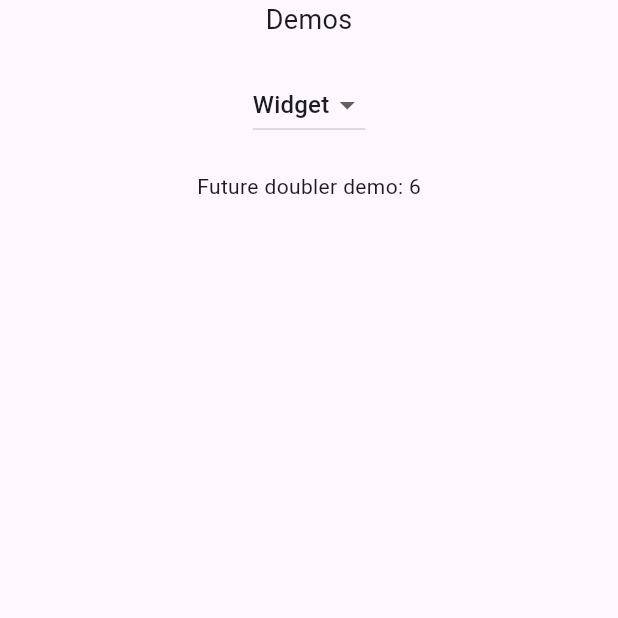
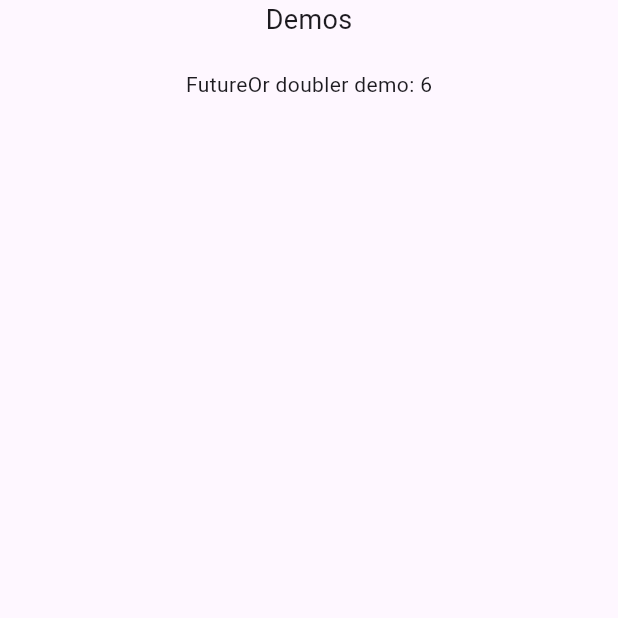
Before and after one commit to maybecake/flow, a Flutter app: the screen it shows after launch, on a phone screen of 412 x 824 dp, the top half of it. Run offline on Flutter 3.47's test engine with Material 3 defaults, Android fonts, the phone set to English and light mode, and no system bars; our stand-ins replace flutter_riverpod, riverpod_annotation; generated files the repository leaves out were written again.

Commit message:
Add some FutureOr provider examples.

```diff
--- /dev/null
+++ b/flow_1/lib/async/future_or.dart
@@ -0,0 +1,76 @@
+import 'package:flow_1/async/streams.dart';
+import 'package:flow_1/async/sync_watch.dart';
+import 'package:flow_1/helpers/debug.dart';
+import 'package:flow_1/helpers/strings.dart';
+import 'package:flutter/material.dart';
+import 'package:flutter_riverpod/flutter_riverpod.dart';
+import 'package:riverpod_annotation/riverpod_annotation.dart';
+
+part 'future_or.g.dart';
+
+/// Number of times the [futureOrDoublerProvider] is built.
+int futureOrDoublerBuilds = 0;
+
+/// A [FutureOr] provider that explicitly determines the synchronous nature of
+/// the dependency.
+@riverpod
+FutureOr<int> futureOrDoubler(FutureOrDoublerRef ref) {
+  const color = ConsoleColors.magenta;
+  addDebug('futureOrDoubler', ++futureOrDoublerBuilds, color, ref.onDispose);
+
+  // Use `read` here since
+  final hasResult =
+      ref.read(simpleNumbersProvider.select((v) => v.hasValue || v.hasError));
+  return hasResult
+      ? ref.watch(simpleNumbersProvider).requireValue * 2
+      : ref.watch(simpleNumbersProvider.future).then((number) => number * 2);
+}
+
+class FutureOrDoublerDemo extends ConsumerWidget {
+  const FutureOrDoublerDemo({super.key});
+
+  @override
+  Widget build(BuildContext context, WidgetRef ref) {
+    final value = ref.watch(futureOrDoublerProvider).when(
+        data: (data) => data.toString(),
+        error: (e, st) => '$e, $st',
+        loading: () {
+          printColor('FutureOrDoublerDemo loading...', ConsoleColors.white);
+          return 'loading...';
+        });
+
+    return Text('FutureOr doubler demo: $value');
+  }
+}
+
+/// Number of times the [syncDoublerProvider] is built.
+int syncDoublerBuilds = 0;
+
+/// A [FutureOr] provider that uses convenience functions to work with the
+/// synchronous nature of the dependency.
+@riverpod
+FutureOr<int> syncDoubler(SyncDoublerRef ref) {
+  const color = ConsoleColors.magenta;
+  addDebug('syncDoubler', ++syncDoublerBuilds, color, ref.onDispose);
+
+  // Having to use this is quite clunky.
+  final number = ref.autoDisposeStreamSyncWatch(simpleNumbersProvider);
+  return number.then((v) => v * 2);
+}
+
+class SyncDoublerDemo extends ConsumerWidget {
+  const SyncDoublerDemo({super.key});
+
+  @override
+  Widget build(BuildContext context, WidgetRef ref) {
+    final value = ref.watch(syncDoublerProvider).when(
+        data: (data) => data.toString(),
+        error: (e, st) => '$e, $st',
+        loading: () {
+          printColor('SyncDoublerDemo loading...', ConsoleColors.white);
+          return 'loading...';
+        });
+
+    return Text('Sync doubler demo: $value');
+  }
+}
--- a/flow_1/lib/async/streams.dart
+++ b/flow_1/lib/async/streams.dart
@@ -10,23 +10,23 @@ part 'streams.g.dart';
 int simpleNumbersBuilds = 0;
 
 /// Simple numbers tries to yield 1, 2, 3 in a [ProviderStream].
-@riverpod
+@Riverpod(keepAlive: false)
 Stream<int> simpleNumbers(SimpleNumbersRef ref) async* {
   const color = ConsoleColors.green;
   addDebug('simpleNumbers', ++simpleNumbersBuilds, color, ref.onDispose);
 
   printColor('  < ($simpleNumbersBuilds) waiting for 1st', color);
-  await Future.delayed(const Duration(seconds: 2), () {});
+  await Future.delayed(const Duration(seconds: 1), () {});
   printColor('  < ($simpleNumbersBuilds) yield 1', color);
   yield 1;
-  await Future.delayed(const Duration(seconds: 2), () {});
+  await Future.delayed(const Duration(seconds: 1), () {});
   printColor('  < ($simpleNumbersBuilds) yield 2', color);
   yield 2;
-  await Future.delayed(const Duration(seconds: 2), () {});
+  await Future.delayed(const Duration(seconds: 1), () {});
   printColor('  < ($simpleNumbersBuilds) yield 3', color);
   yield 3;
 
-  await Future.delayed(const Duration(seconds: 2), () {});
+  await Future.delayed(const Duration(seconds: 1), () {});
   printColor('  < ($simpleNumbersBuilds) invalidate', color);
   ref.invalidateSelf();
 }
--- /dev/null
+++ b/flow_1/lib/async/sync_watch.dart
@@ -0,0 +1,52 @@
+import 'package:flutter_riverpod/flutter_riverpod.dart';
+import 'package:riverpod_annotation/riverpod_annotation.dart';
+
+/// From: https://github.com/rrousselGit/riverpod/issues/3359
+///
+/// A set of helper extensions to help streamline producing and using
+/// [FutureOr]s in Riverpod providers.
+extension SyncWatch on Ref {
+  FutureOr<T> streamSyncWatch<T>(StreamProvider<T> provider) {
+    final hasResult = read(provider.select((v) => v.hasValue || v.hasError));
+
+    if (!hasResult) return watch(provider.future);
+
+    return watch(provider).requireValue;
+  }
+
+  FutureOr<T> futureSyncWatch<T>(FutureProvider<T> provider) {
+    final hasResult = read(provider.select((v) => v.hasValue || v.hasError));
+
+    if (!hasResult) return watch(provider.future);
+
+    return watch(provider).requireValue;
+  }
+}
+
+/// AutoDisposeRef exposes the required watch function to handle
+/// non-[AlwaysAliveProviderListenable].
+//
+// IMO, this is too clunky to use as the watcher needs to know the provider's
+// keepAlive status
+extension AutoDisposeSyncWatch on AutoDisposeRef {
+  FutureOr<T> autoDisposeStreamSyncWatch<T>(
+      AutoDisposeStreamProvider<T> provider) {
+    final hasResult = read(provider.select((v) => v.hasValue || v.hasError));
+    if (!hasResult) return watch(provider.future);
+    return watch(provider).requireValue;
+  }
+}
+
+/// Convenience extension to add then() to [FutureOr], executes function
+/// synchronously if possible.
+extension Then<T> on FutureOr<T> {
+  FutureOr<R> then<R>(
+    FutureOr<R> Function(T value) onValue,
+  ) {
+    if (this is T) {
+      return onValue(this as T);
+    } else {
+      return (() async => onValue(await this))();
+    }
+  }
+}
--- a/flow_1/lib/main.dart
+++ b/flow_1/lib/main.dart
@@ -1,4 +1,4 @@
-import 'package:flow_1/async/streams.dart';
+import 'package:flow_1/async/future_or.dart';
 import 'package:flutter/material.dart';
 import 'package:flutter_riverpod/flutter_riverpod.dart';
 
@@ -11,16 +11,19 @@ class MainApp extends StatelessWidget {
 
   @override
   Widget build(BuildContext context) {
-    return MaterialApp(
+    return const MaterialApp(
       home: Scaffold(
         body: Center(
             child: Column(
           children: [
-            const Text('Demos', style: TextStyle(fontSize: 18.0)),
-            const SizedBox(height: 20.0),
-            StreamDemos(),
-            const SizedBox(height: 20.0),
+            Text('Demos', style: TextStyle(fontSize: 18.0)),
+            SizedBox(height: 20.0),
+            // StreamDemos(),
+            // SizedBox(height: 20.0),
             // StreamDoublerDemo(),
+            // FutureOrDoublerDemo(),
+            // BrokenStreamDoublerDemo(),
+            FutureOrDoublerDemo(),
           ],
         )),
       ),
```
Also changed, not shown: flow_1/lib/async/future_or.g.dart (added), flow_1/lib/async/streams.g.dart.
